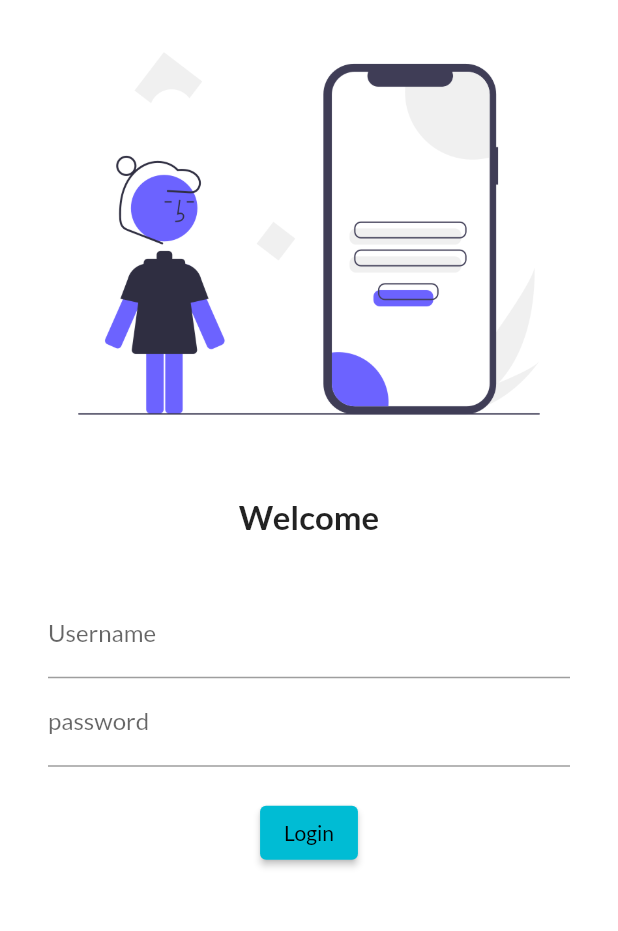
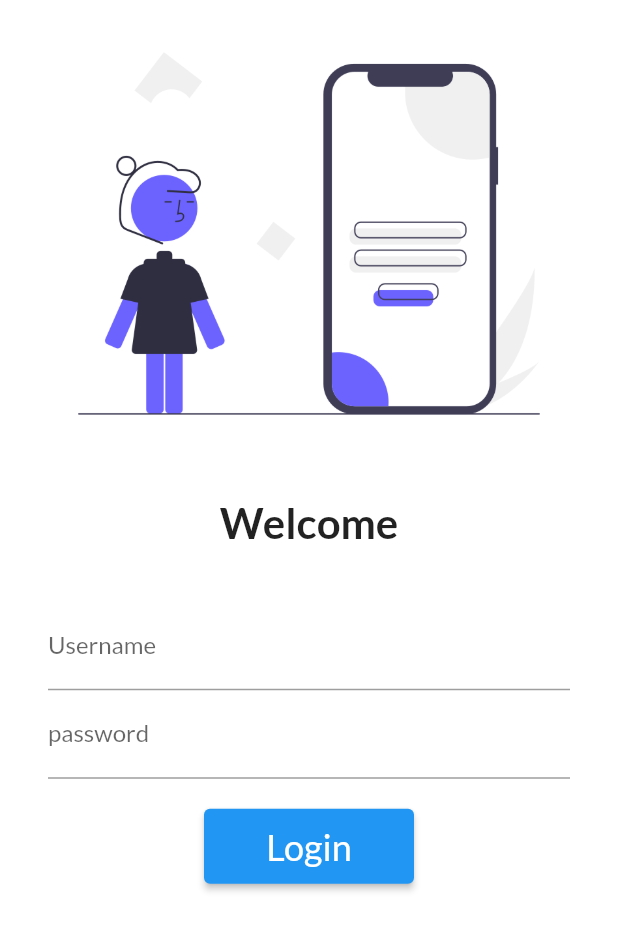
Before and after one commit to sohaibaktar/FlutterBasics, a Flutter app: the screen it shows after launch, on a phone screen of 412 x 824 dp. Shown: the top 931 px of the screen. Run offline on Flutter 3.47's test engine with Material 2 defaults, Android fonts, the phone set to English and light mode, and no system bars; our stand-ins replace google_fonts.

Commit message:
day 5 completed

```diff
--- a/lib/main.dart
+++ b/lib/main.dart
@@ -1,6 +1,7 @@
 import 'package:flutter/material.dart';
 import 'package:fullcontent/pages/home_page.dart';
 import 'package:fullcontent/pages/login_page.dart';
+import 'package:fullcontent/utils/routes.dart';
 import 'package:google_fonts/google_fonts.dart';
 void main() {
   runApp(MyApp());
@@ -10,11 +11,13 @@
   @override
   Widget build(BuildContext context) {
     return MaterialApp(
+      debugShowCheckedModeBanner: false,
       themeMode: ThemeMode.light,
       theme: ThemeData(
-        primarySwatch: Colors.cyan,
+        //primarySwatch: Colors.cyan,
         fontFamily: GoogleFonts.lato().fontFamily,
       ),
+
       darkTheme: ThemeData(
         brightness: Brightness.dark,
       ),
@@ -22,8 +25,8 @@
       //initialRoute: "/home", //open this page
       routes: {  //all page but ititial page is "/"
         "/": (context) => LoginPage(),
-        "/home": (context) => HomePage(),
-        "/login": (context) => LoginPage()
+        MyRoutes.homeRoute: (context) => HomePage(),
+        MyRoutes.loginRoute: (context) => LoginPage()
       },
     );
   }
--- a/lib/pages/login_page.dart
+++ b/lib/pages/login_page.dart
@@ -1,15 +1,18 @@
 import 'package:flutter/material.dart';
+import 'package:fullcontent/utils/routes.dart';
 
 class LoginPage extends StatelessWidget {
   @override
   Widget build(BuildContext context) {
     return Material(
         color: Colors.white,
+        child: SingleChildScrollView(
           child: Column(
             children: [
               Image.asset(
                 "assets/images/mobile.png",
                 fit: BoxFit.contain,
+
               ),
               const SizedBox(
                 height: 20.0,
@@ -17,7 +20,7 @@
               const Text(
                 "Welcome",
                 style: TextStyle(
-                fontSize: 22,
+                  fontSize: 28,
                   fontWeight: FontWeight.bold,
                 ),
               ),
@@ -49,14 +52,19 @@
                     ),
                     ElevatedButton(
                         onPressed: () {
-                        print("hi sohaib");
+                          Navigator.pushNamed(context, MyRoutes.homeRoute);
                         },
-                      child: Text("Login"),
-                      style: TextButton.styleFrom())
+                        style: TextButton.styleFrom(minimumSize: Size(140, 50)),
+                        child:  const Text("Login",
+                        style: TextStyle(
+                          fontSize: 24,
+                        )
+                        ))
                   ],
                 ),
               )
             ],
+          ),
         ));
   }
 }
--- /dev/null
+++ b/lib/utils/routes.dart
@@ -0,0 +1,4 @@
+class MyRoutes{
+  static String loginRoute = "/login";
+  static String homeRoute = "/home";
+}
```
Lines whose indentation alone changed are shown as unchanged.
